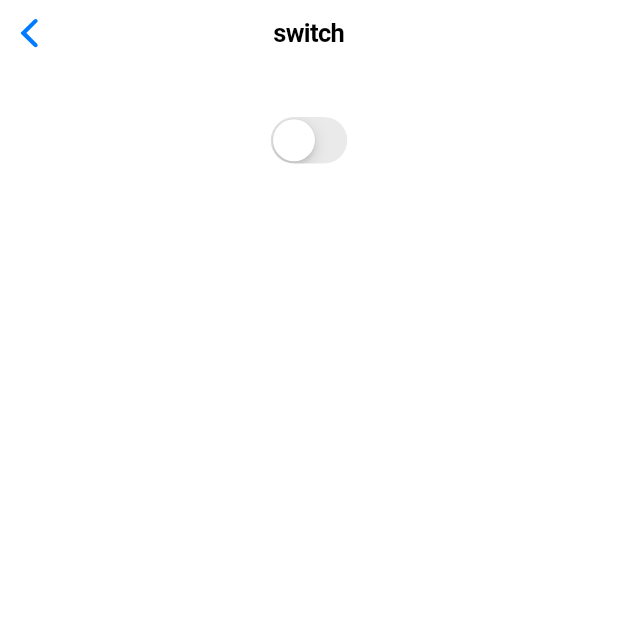
After one commit to MaoHanqing/FlutterDemo, a Flutter app: the SwitchDemo screen opened directly, on a phone screen of 412 x 824 dp, the top half of it. The commit adds this screen. Run offline on Flutter 3.47's test engine with Material 2 defaults, Android fonts, the phone set to English and light mode, and no system bars.

Commit message:
add switch

```diff
--- /dev/null
+++ b/lib/Section/components/switch/index.dart
@@ -0,0 +1,35 @@
+import 'package:flutter/cupertino.dart';
+
+class SwitchDemo extends StatefulWidget {
+  @override
+  _SwitchDemoState createState() => _SwitchDemoState();
+}
+
+class _SwitchDemoState extends State<SwitchDemo> {
+  bool isChanged = false;
+  @override
+  Widget build(BuildContext context) {
+    return CupertinoPageScaffold(
+      navigationBar: CupertinoNavigationBar(
+        middle: Text("switch"),
+      ),
+      child: SafeArea(
+        child: Container(
+          alignment: Alignment.topCenter,
+          padding: EdgeInsets.only(top: 30),
+          child: CupertinoSwitch(
+      onChanged: (change){
+        isChanged = change;
+        this.setState((){
+
+        });
+      },
+      value: isChanged,
+      activeColor: CupertinoColors.activeBlue,
+      // dragStartBehavior: ,
+    ),
+        ),
+      ),
+    );
+  }
+}
```
Also changed, not shown: lib/Section/components/index.dart (+12 -0 lines).
